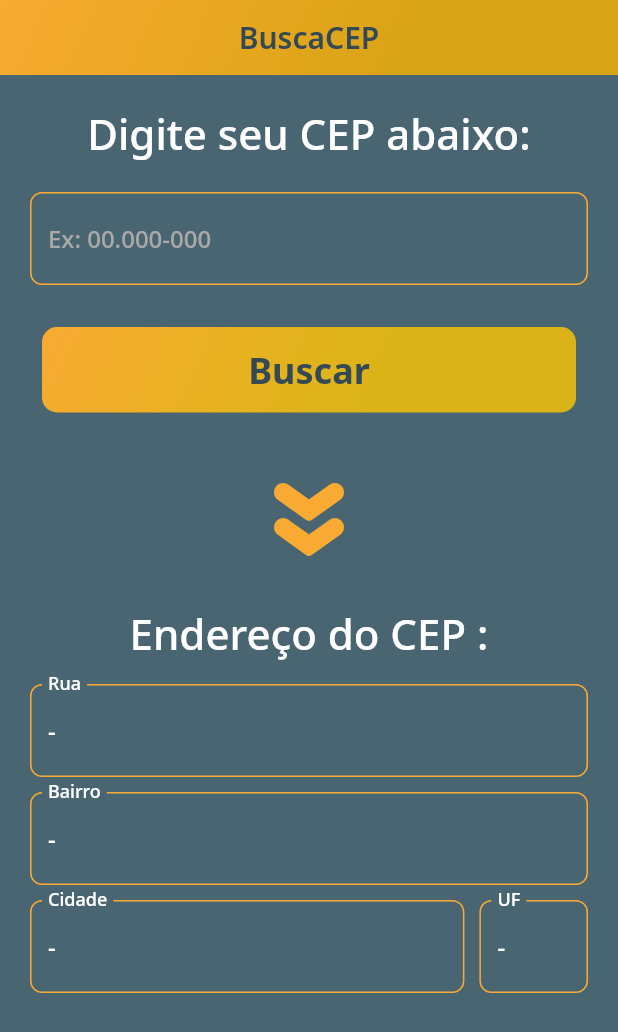
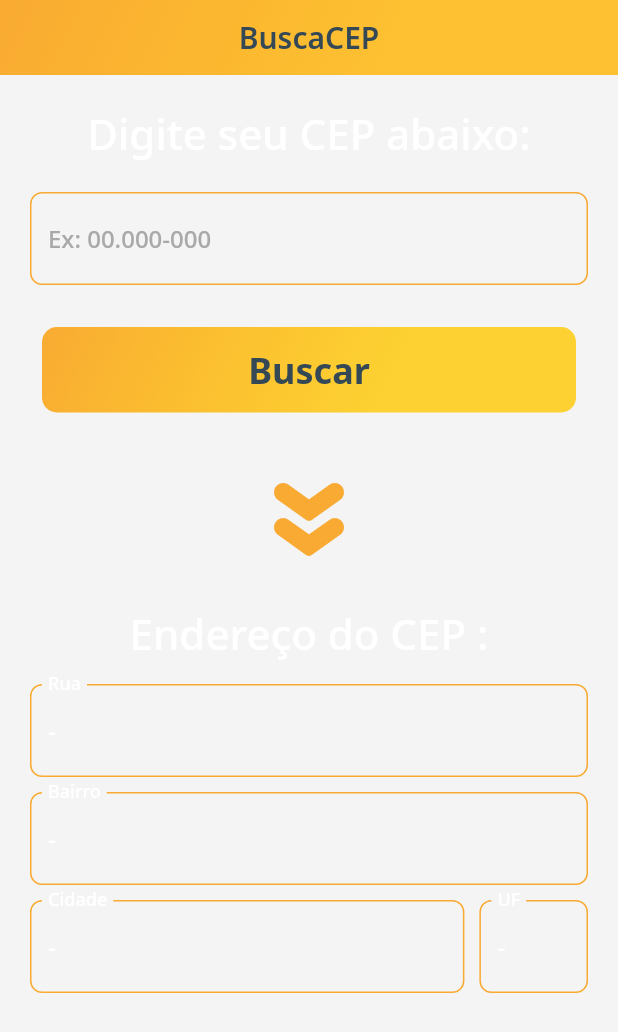
Before and after one commit to TalisTM/busca_cep, a Flutter app: the screen it shows after launch, on a phone screen of 412 x 824 dp. Shown: the top 1032 px of the screen. Run offline on Flutter 3.47's test engine with Material 2 defaults, Android fonts, the phone set to English and light mode, and no system bars; our stand-ins replace google_fonts, mask_text_input_formatter.

Commit message:
teste de build 3

```diff
--- a/lib/app/app_colors.dart
+++ b/lib/app/app_colors.dart
@@ -6,7 +6,7 @@ import 'package:flutter/material.dart';
 class AppColors {
 
   static final Color primary = Color(0xFFF9AA33);
-  static final Color secundary = Color(0xFF4A6572);
+  static final Color secundary = Color(0xFFF4F4F4);
   static final Color darkGrey = Color(0xFF344955);
   static final Color lightGrey = Color(0xFFA9A9A9);
   static final Color lightYellow = Color(0xFFFFD700);
```
Also changed, not shown: 2 other files.
